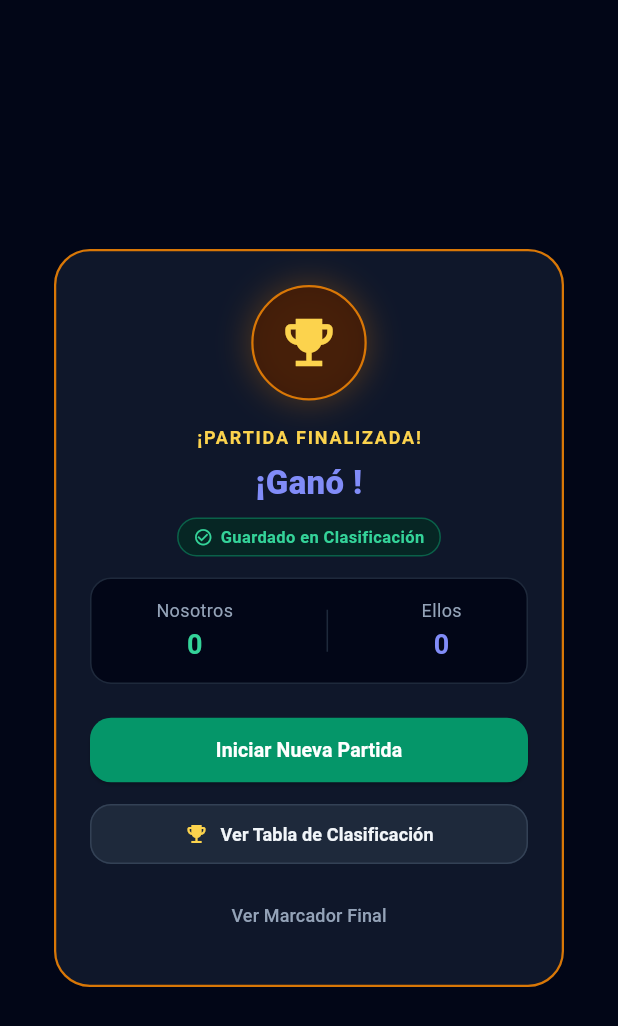
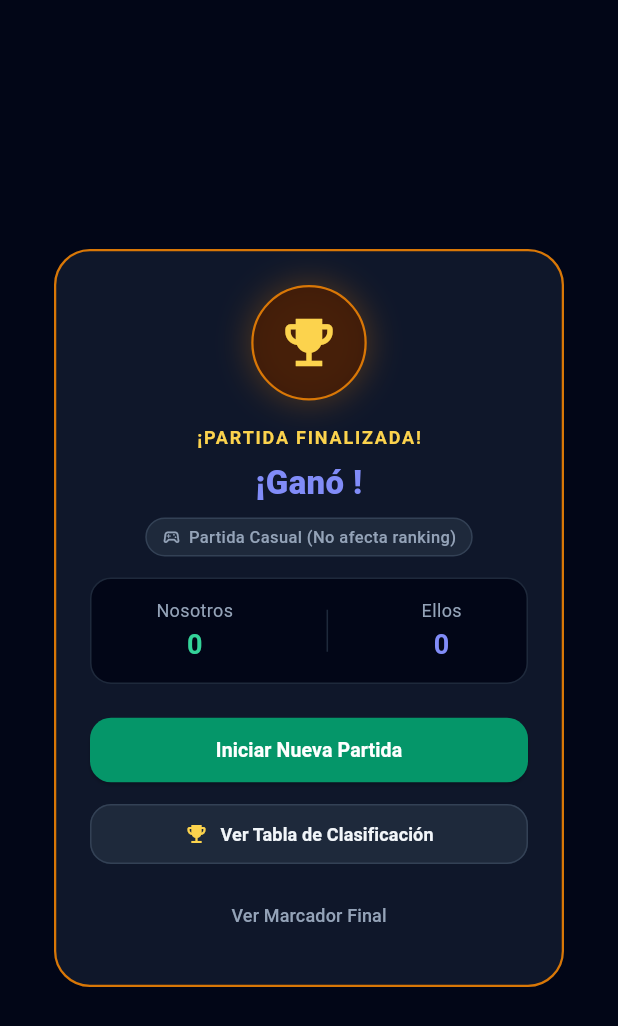
Before and after one commit to ALR1730/domino-score, a Flutter app: the WinnerDialog widget shown alone on an empty page, opened directly with empty values, on a phone screen of 412 x 824 dp. Shown: the top 1026 px of the screen. Run offline on Flutter 3.47's test engine with Material 3 defaults, Android fonts, the phone set to English and light mode, and no system bars; our stand-ins replace shared_preferences; accounts and stored records are empty; network calls fail.

Commit message:
feat: ensure casual matches do not affect rankings, only official league matches

```diff
--- a/lib/widgets/winner_dialog.dart
+++ b/lib/widgets/winner_dialog.dart
@@ -79,7 +79,8 @@ class WinnerDialog extends StatelessWidget {
 
             const SizedBox(height: 8),
 
-            // Saved to leaderboard badge
+            // Badge de estado
+            if (gameState.isLeagueMode)
               Container(
                 padding: const EdgeInsets.symmetric(horizontal: 10, vertical: 4),
                 decoration: BoxDecoration(
@@ -90,14 +91,38 @@ class WinnerDialog extends StatelessWidget {
                 child: const Row(
                   mainAxisSize: MainAxisSize.min,
                   children: [
-                  Icon(Icons.check_circle_outline, size: 13, color: AppColors.emerald400),
+                    Icon(Icons.emoji_events, size: 13, color: AppColors.emerald400),
                     SizedBox(width: 5),
                     Text(
-                    'Guardado en Clasificación',
+                      'Guardado en Ranking de Liga',
                       style: TextStyle(
                         fontSize: 11,
                         fontWeight: FontWeight.w600,
                         color: AppColors.emerald400,
+                      ),
+                    ),
+                  ],
+                ),
+              )
+            else
+              Container(
+                padding: const EdgeInsets.symmetric(horizontal: 10, vertical: 4),
+                decoration: BoxDecoration(
+                  color: AppColors.slate800,
+                  borderRadius: BorderRadius.circular(20),
+                  border: Border.all(color: AppColors.slate700),
+                ),
+                child: const Row(
+                  mainAxisSize: MainAxisSize.min,
+                  children: [
+                    Icon(Icons.sports_esports_outlined, size: 13, color: AppColors.slate400),
+                    SizedBox(width: 5),
+                    Text(
+                      'Partida Casual (No afecta ranking)',
+                      style: TextStyle(
+                        fontSize: 11,
+                        fontWeight: FontWeight.w500,
+                        color: AppColors.slate400,
                       ),
                     ),
                   ],
```
Also changed, not shown: lib/models/game_state.dart (+2 -12 lines), lib/services/api_client.dart (+0 -26 lines), lib/services/leaderboard_service.dart (+0 -10 lines), 4 other files. Lines whose indentation alone changed are shown as unchanged.
